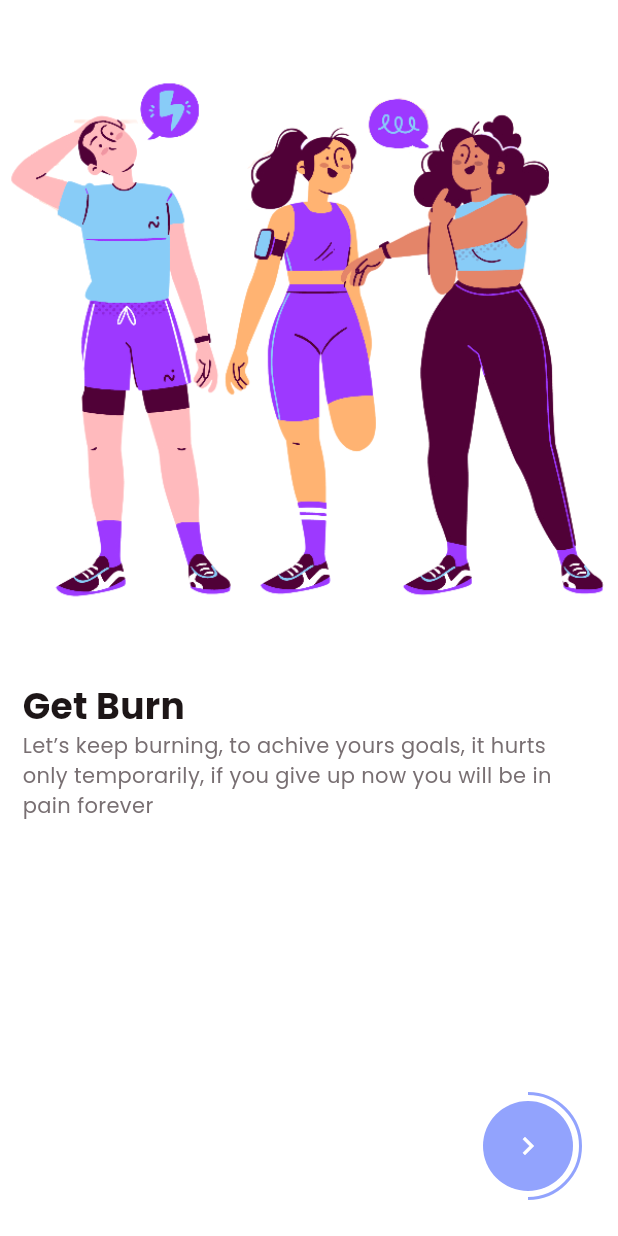
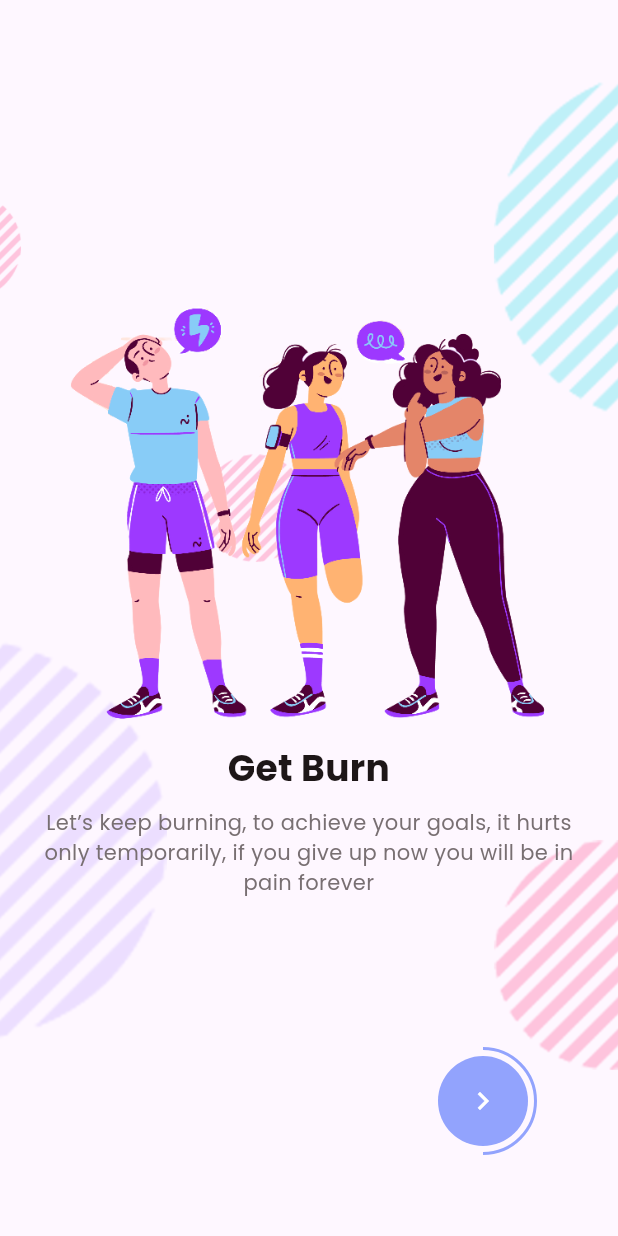
Before and after one commit to kantoheriniaina/Fitness_RamasondranoHeriniainaKanto, a Flutter app: the screen it shows after launch, after a tap on the "navigate next" icon, on a phone screen of 412 x 824 dp. Run offline on Flutter 3.47's test engine with Material 3 defaults, Android fonts, the phone set to English and light mode, and no system bars; our stand-ins replace animated_toggle_switch, carousel_slider, cloud_firestore, firebase_auth, firebase_core, firebase_storage and 6 more; missing offline and left inert: dotted_dashed_line, simple_animation_progress_bar; accounts and stored records are empty; key blocks and very long unbroken strings in the code were emptied for the run.

Commit message:
mise a jour du front , on_board

```diff
--- a/lib/common_widget/on_boarding_page.dart
+++ b/lib/common_widget/on_boarding_page.dart
@@ -1,51 +1,20 @@
-
 import 'package:flutter/material.dart';
 
 import '../common/colo_extension.dart';
 
 class OnBoardingPage extends StatelessWidget {
   final Map pObj;
+
   const OnBoardingPage({super.key, required this.pObj});
 
   @override
   Widget build(BuildContext context) {
-     var media = MediaQuery.of(context).size;
-    return
-
-    SizedBox(
-      width: media.width,
-      height: media.height,
-      child: Column(
-        mainAxisAlignment: MainAxisAlignment.start,
-        crossAxisAlignment: CrossAxisAlignment.start,
-        children: [
-          Image.asset(
-            pObj["image"].toString(),
-            width: media.width,
-            fit: BoxFit.fitWidth,
-          ),
-          SizedBox(
-            height: media.width * 0.1,
-          ),
-          Padding(
-            padding: const EdgeInsets.symmetric(horizontal: 15),
-            child: Text(
-              pObj["title"].toString(),
-              style: TextStyle(
-                  color: TColor.black,
-                  fontSize: 24,
-                  fontWeight: FontWeight.w700),
-            ),
-          ),
-          Padding(
-            padding: const EdgeInsets.symmetric(horizontal: 15),
-            child: Text(
-              pObj["subtitle"].toString(),
-              style: TextStyle(color: TColor.gray, fontSize: 14),
-            ),
-          ),
-        ],
-      ),
+    var media = MediaQuery.of(context).size;
+    return Image.asset(
+      pObj["image"].toString(),
+      width: media.width * 0.8, // Largeur ajustée
+      height: media.height * 0.5, // Hauteur ajustée
+      fit: BoxFit.contain, // Garde les proportions
     );
   }
 }
--- a/lib/view/on_boarding/on_boarding_view.dart
+++ b/lib/view/on_boarding/on_boarding_view.dart
@@ -17,15 +17,10 @@ class _OnBoardingViewState extends State<OnBoardingView> {
 
   @override
   void initState() {
-    // TODO: implement initState
     super.initState();
-
     controller.addListener(() {
       selectPage = controller.page?.round() ?? 0;
-
-      setState(() {
-
-      });
+      setState(() {});
     });
   }
 
@@ -34,93 +29,232 @@ class _OnBoardingViewState extends State<OnBoardingView> {
       "title": "Track Your Goal",
       "subtitle":
           "Don't worry if you have trouble determining your goals, We can help you determine your goals and track your goals",
-      "image": "assets/img/Home1.png"
+      "image": "assets/img/a10.png",
+      "bubbleImage": "assets/img/a10.png",
     },
     {
       "title": "Get Burn",
       "subtitle":
-          "Let’s keep burning, to achive yours goals, it hurts only temporarily, if you give up now you will be in pain forever",
-      "image": "assets/img/Home2.png"
+          "Let’s keep burning, to achieve your goals, it hurts only temporarily, if you give up now you will be in pain forever",
+      "image": "assets/img/Home2.png",
+      "bubbleImage": "assets/img/Design2.png",
     },
     {
       "title": "Eat Well",
       "subtitle":
           "Let's start a healthy lifestyle with us, we can determine your diet every day. healthy eating is fun",
-      "image": "assets/img/Home3.png"
+      "image": "assets/img/a12.png",
+      "bubbleImage": "assets/img/Design3.png",
     },
     {
       "title": "Improve Sleep\nQuality",
       "subtitle":
           "Improve the quality of your sleep with us, good quality sleep can bring a good mood in the morning",
-      "image": "assets/img/Home4.png"
+      "image": "assets/img/Home4.png",
+      "bubbleImage": "assets/img/Design1.png",
     },
   ];
 
+  Map<String, double> _getBubblePosition(int index) {
+    switch (index % 4) {
+      case 0:
+        return {
+          "top": 20,
+          "left": 20,
+          "right": double.infinity,
+          "bottom": double.infinity,
+        };
+      case 1:
+        return {
+          "top": 20,
+          "right": 20,
+          "left": double.infinity,
+          "bottom": double.infinity,
+        };
+      case 2:
+        return {
+          "bottom": 20,
+          "right": 20,
+          "top": double.infinity,
+          "left": double.infinity,
+        };
+      case 3:
+        return {
+          "bottom": 20,
+          "left": 20,
+          "top": double.infinity,
+          "right": double.infinity,
+        };
+      default:
+        return {
+          "top": 20,
+          "left": 20,
+          "right": double.infinity,
+          "bottom": double.infinity,
+        };
+    }
+  }
+
   @override
   Widget build(BuildContext context) {
+    var media = MediaQuery.of(context).size;
 
     return Scaffold(
-      backgroundColor: TColor.white,
       body: Stack(
-        alignment: Alignment.bottomRight,
         children: [
+          // Arrière-plan avec Design2.png et effet transparent
+          Positioned.fill(
+            child: Opacity(
+              opacity: 0.3, // Ajustez la transparence (0.0 à 1.0)
+              child: Image.asset(
+                "assets/img/Design2.png",
+                fit: BoxFit.cover,
+                errorBuilder: (context, error, stackTrace) {
+                  return const Text(
+                    "Erreur: Design2.png non trouvé",
+                    style: TextStyle(color: Colors.red),
+                  );
+                },
+              ),
+            ),
+          ),
+          // PageView pour afficher les différentes pages
           PageView.builder(
             controller: controller,
             itemCount: pageArr.length,
             itemBuilder: (context, index) {
               var pObj = pageArr[index] as Map? ?? {};
-                return OnBoardingPage(pObj: pObj) ;
-              }),
-
-          SizedBox(
+              var bubblePosition = _getBubblePosition(index);
+              return Stack(
+                children: [
+                  // Centrage horizontal avec padding normal, aligné en haut
+                  Row(
+                    mainAxisAlignment:
+                        MainAxisAlignment.center, // Centre horizontalement
+                    children: [
+                      Padding(
+                        padding: const EdgeInsets.fromLTRB(
+                          15.0,
+                          120.0,
+                          15.0,
+                          0.0,
+                        ), // Left, Top, Right, Bottom
+                        child: OnBoardingPage(pObj: pObj), // Image principale
+                      ),
+                    ],
+                  ),
+                  // Image en bulle positionnée dynamiquement
+                  Positioned(
+                    top: bubblePosition["top"],
+                    left: bubblePosition["left"],
+                    right: bubblePosition["right"],
+                    bottom: bubblePosition["bottom"],
+                    child: Image.asset(
+                      pObj["bubbleImage"] ?? "",
+                      width: 100,
+                      height: 100,
+                      fit: BoxFit.cover,
+                      errorBuilder: (context, error, stackTrace) {
+                        return const Text(
+                          "Erreur: Image non trouvée",
+                          style: TextStyle(color: Colors.red),
+                        );
+                      },
+                    ),
+                  ),
+                ],
+              );
+            },
+          ),
+          // Texte centré (uniquement ici pour éviter les doublons)
+          Positioned(
+            top: media.height * 0.6,
+            left: 0,
+            right: 0,
+            child: Padding(
+              padding: const EdgeInsets.symmetric(horizontal: 15),
+              child: ConstrainedBox(
+                constraints: BoxConstraints(maxWidth: media.width * 0.8),
+                child: Column(
+                  mainAxisAlignment: MainAxisAlignment.center,
+                  children: [
+                    Text(
+                      pageArr[selectPage]["title"] ?? "",
+                      style: TextStyle(
+                        fontSize: 24,
+                        fontWeight: FontWeight.bold,
+                        color: TColor.black,
+                      ),
+                      textAlign: TextAlign.center,
+                    ),
+                    const SizedBox(height: 10),
+                    Text(
+                      pageArr[selectPage]["subtitle"] ?? "",
+                      style: TextStyle(fontSize: 14, color: TColor.gray),
+                      textAlign: TextAlign.center,
+                      softWrap: true,
+                    ),
+                  ],
+                ),
+              ),
+            ),
+          ),
+          // Bouton de navigation
+          Positioned(
+            bottom: 30,
+            right: 30,
+            child: SizedBox(
               width: 120,
               height: 120,
               child: Stack(
                 alignment: Alignment.center,
                 children: [
-
                   SizedBox(
                     width: 70,
                     height: 70,
                     child: CircularProgressIndicator(
                       color: TColor.primaryColor1,
-                    value: (selectPage + 1) / 4 ,
+                      value: (selectPage + 1) / 4,
                       strokeWidth: 2,
                     ),
                   ),
-
                   Container(
-                  margin: const EdgeInsets.symmetric(horizontal: 30, vertical: 30),
+                    margin: const EdgeInsets.symmetric(
+                      horizontal: 30,
+                      vertical: 30,
+                    ),
                     width: 60,
                     height: 60,
-                  decoration: BoxDecoration(color: TColor.primaryColor1, borderRadius: BorderRadius.circular(35)),
-                  child: IconButton(icon: Icon( Icons.navigate_next, color: TColor.white, ), onPressed: (){
-
-                      if(selectPage < 3) {
-
+                    decoration: BoxDecoration(
+                      color: TColor.primaryColor1,
+                      borderRadius: BorderRadius.circular(35),
+                    ),
+                    child: IconButton(
+                      icon: Icon(Icons.navigate_next, color: TColor.white),
+                      onPressed: () {
+                        if (selectPage < 3) {
                           selectPage = selectPage + 1;
-
-                        controller.animateToPage(selectPage, duration: const Duration(milliseconds: 600), curve: Curves.bounceInOut);
-
-                        // controller.jumpToPage(selectPage);
-
-                          setState(() {
-
-                          });
-
-                      }else{
-                        // Open Welcome Screen
-                        print("Open Welcome Screen");
-                        Navigator.push(context, MaterialPageRoute(builder: (context) => const SignUpView() ));
+                          controller.animateToPage(
+                            selectPage,
+                            duration: const Duration(milliseconds: 600),
+                            curve: Curves.bounceInOut,
+                          );
+                          setState(() {});
+                        } else {
+                          Navigator.push(
+                            context,
+                            MaterialPageRoute(
+                              builder: (context) => const SignUpView(),
+                            ),
+                          );
                         }
-
-                  },),
+                      },
                     ),
-
-
+                  ),
                 ],
               ),
-          )
+            ),
+          ),
         ],
       ),
     );
```
Also changed, not shown: assets/img/Design1.png (added), assets/img/Design2.png (added), assets/img/Design3.png (added), assets/img/a1.png (added), assets/img/a10.png (added), assets/img/a11.png (added), assets/img/a12.png (added), assets/img/a2.png (added), assets/img/a3.png (added), assets/img/a4.png (added), assets/img/a5.png (added), assets/img/a6.png (added), assets/img/a7.png (added), assets/img/a8.png (added), 2 more files. Lines whose indentation alone changed are shown as unchanged.
